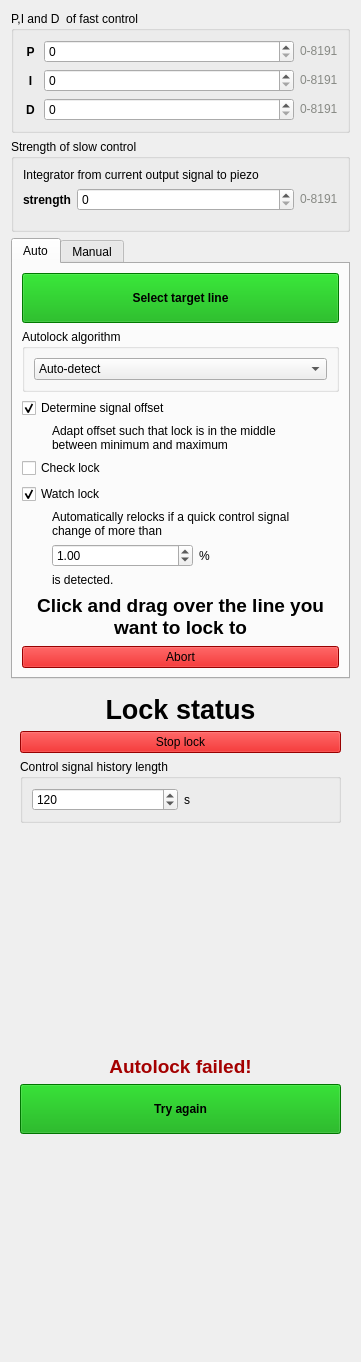
Above: linien/gui/ui/locking_panel.ui from linien-org/linien before the change. Below: the same form after it.
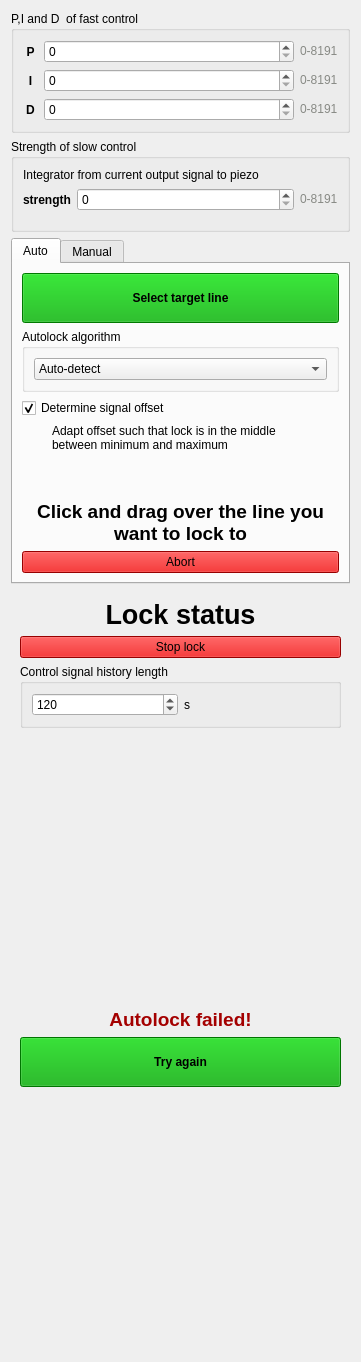
That is the form after the change. Custom widgets are drawn as their Qt base class.

Commit message: temporarily disable "check lock" and "watch lock" due to problems with new autolock algorithms. To be re-deveoped soon

What changed in the file:
```diff
--- a/linien/gui/ui/locking_panel.ui
+++ b/linien/gui/ui/locking_panel.ui
@@ -501,83 +501,17 @@
            </widget>
           </item>
           <item>
-           <widget class="QCheckBox" name="checkLockCheckbox">
-            <property name="text">
-             <string>Check lock</string>
+           <spacer name="verticalSpacer_6">
+            <property name="orientation">
+             <enum>Qt::Vertical</enum>
             </property>
-           </widget>
-          </item>
-          <item>
-           <widget class="QCheckBox" name="watchLockCheckbox">
-            <property name="text">
-             <string>Watch lock</string>
-            </property>
-            <property name="checked">
-             <bool>true</bool>
-            </property>
-           </widget>
-          </item>
-          <item>
-           <widget class="QLabel" name="label_8">
-            <property name="maximumSize">
+            <property name="sizeHint" stdset="0">
              <size>
-              <width>300</width>
-              <height>16777215</height>
+              <width>20</width>
+              <height>40</height>
              </size>
             </property>
-            <property name="text">
-             <string>Automatically relocks if a quick control signal change of more than</string>
-            </property>
-            <property name="wordWrap">
-             <bool>true</bool>
-            </property>
-            <property name="margin">
-             <number>0</number>
-            </property>
-            <property name="indent">
-             <number>30</number>
-            </property>
-           </widget>
-          </item>
-          <item>
-           <layout class="QHBoxLayout" name="horizontalLayout_5">
-            <property name="leftMargin">
-             <number>30</number>
-            </property>
-            <item>
-             <widget class="QDoubleSpinBox" name="watch_lock_threshold">
-              <property name="maximum">
-               <double>50.000000000000000</double>
-              </property>
-              <property name="value">
-               <double>1.000000000000000</double>
-              </property>
-             </widget>
-            </item>
-            <item>
-             <widget class="QLabel" name="label_15">
-              <property name="text">
-               <string>%</string>
-              </property>
-             </widget>
-            </item>
-           </layout>
-          </item>
-          <item>
-           <widget class="QLabel" name="label_16">
-            <property name="maximumSize">
-             <size>
-              <width>300</width>
-              <height>16777215</height>
-             </size>
-            </property>
-            <property name="text">
-             <string>is detected.</string>
-            </property>
-            <property name="indent">
-             <number>30</number>
-            </property>
-           </widget>
+           </spacer>
           </item>
          </layout>
         </widget>
```
The commit also changes 3 other files.
